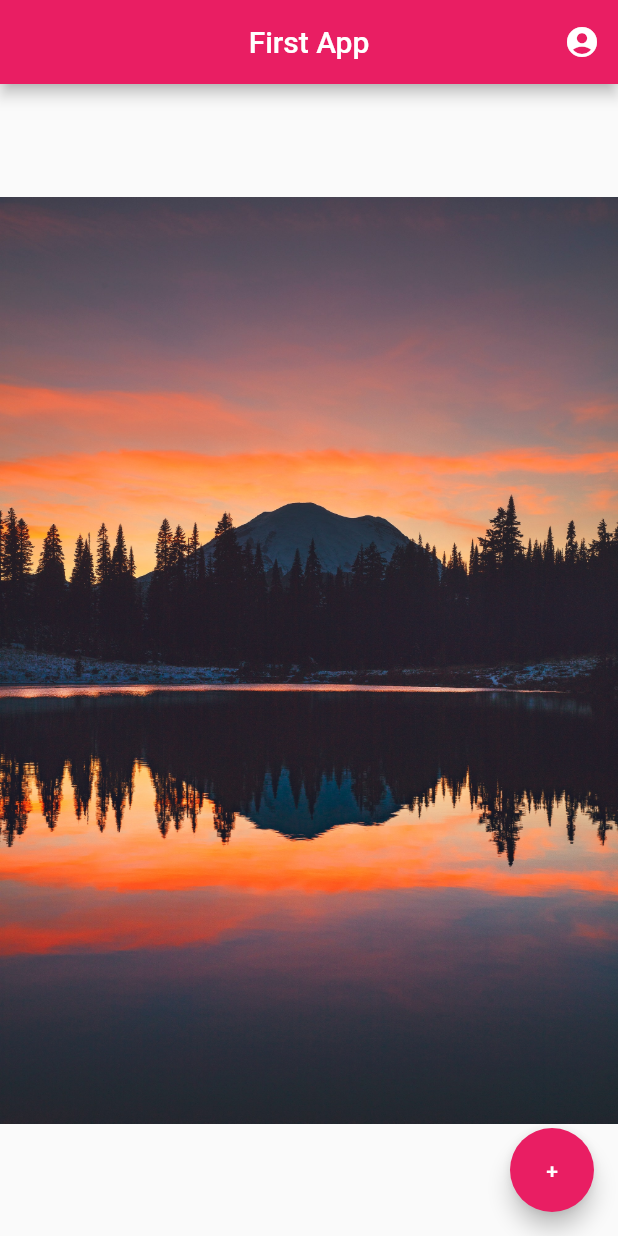
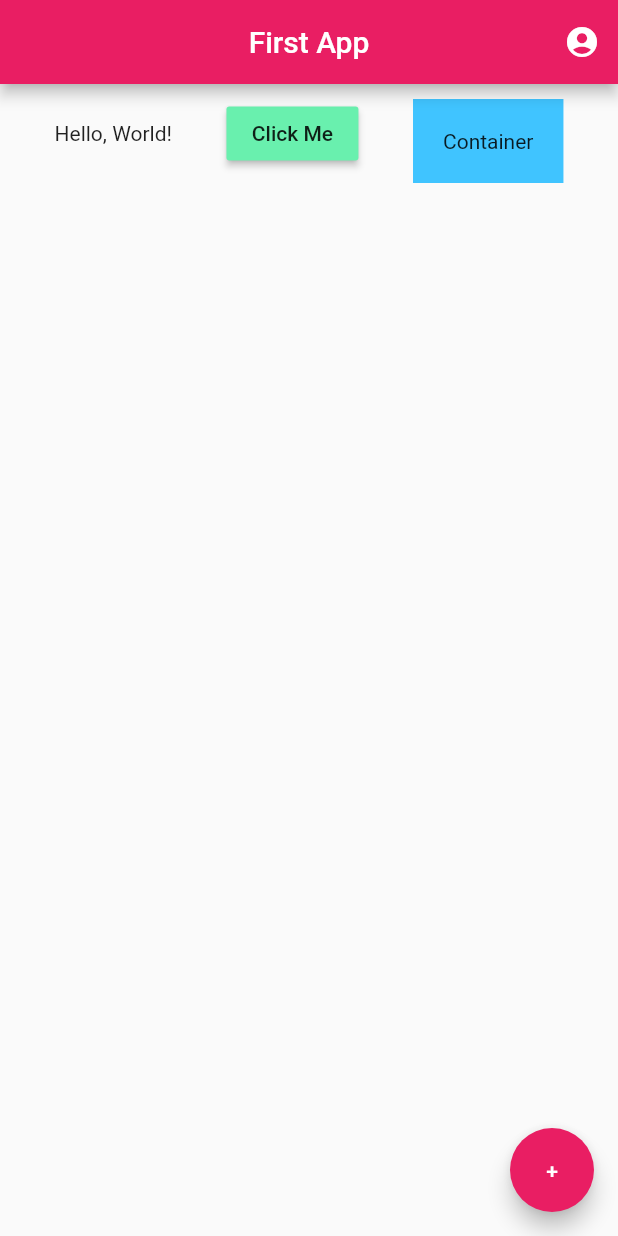
Before and after one commit to dhairyadwivedi/flutter-travel-app, a Flutter app: the screen it shows after launch, on a phone screen of 412 x 824 dp. Run offline on Flutter 3.47's test engine with Material 2 defaults, Android fonts, the phone set to English and light mode, and no system bars.

Commit message:
Update main.dart

```diff
--- a/lib/main.dart
+++ b/lib/main.dart
@@ -21,10 +21,24 @@ class Home extends StatelessWidget {
               onPressed: () {},
             )
           ]),
-      body: Center(
-          child: Image.asset(
-        ("assets/Image.jpg"),
-      )),
+      body: Row(
+        mainAxisAlignment: MainAxisAlignment.spaceEvenly,
+        crossAxisAlignment: CrossAxisAlignment.center,
+        children: <Widget>[
+          Text('Hello, World!'),
+          RaisedButton(
+            onPressed: () {},
+            color: Colors.greenAccent,
+            child: Text('Click Me'),
+          ),
+          Container(
+            color: Colors.lightBlueAccent,
+            padding: EdgeInsets.all(20.0),
+            child: Text('Container'),
+            margin: EdgeInsets.fromLTRB(0.0, 10.0, 0.0, 0.0),
+          )
+        ],
+      ),
       floatingActionButton: FloatingActionButton(
         onPressed: () {},
         child: Text('+'),
```
